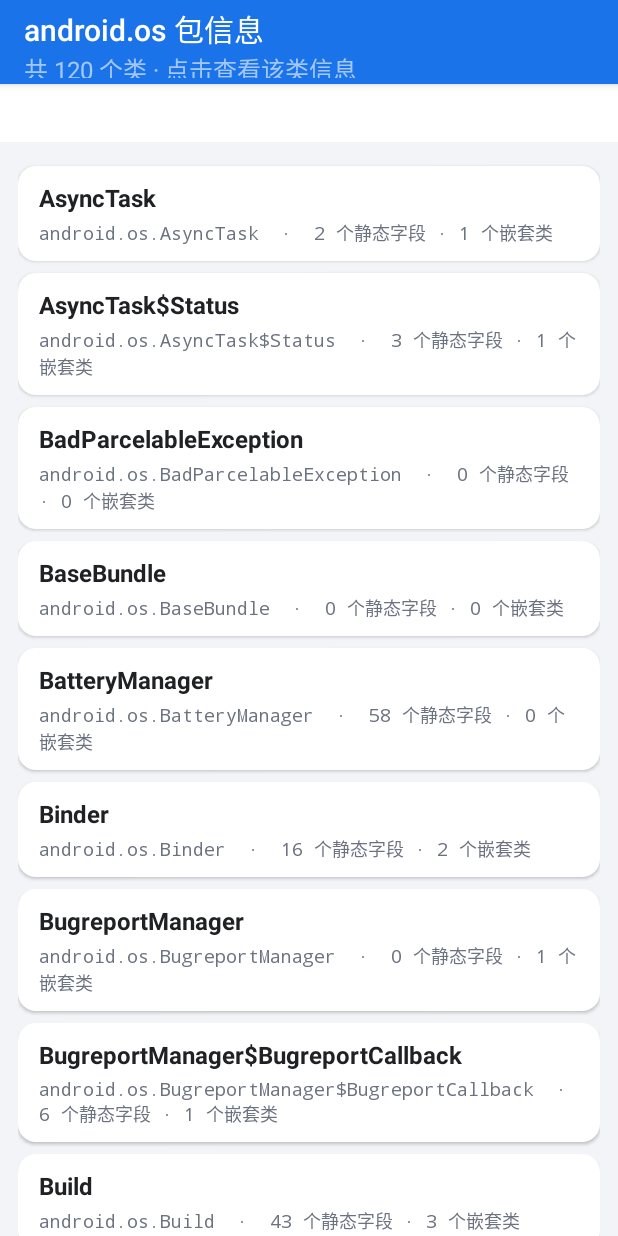
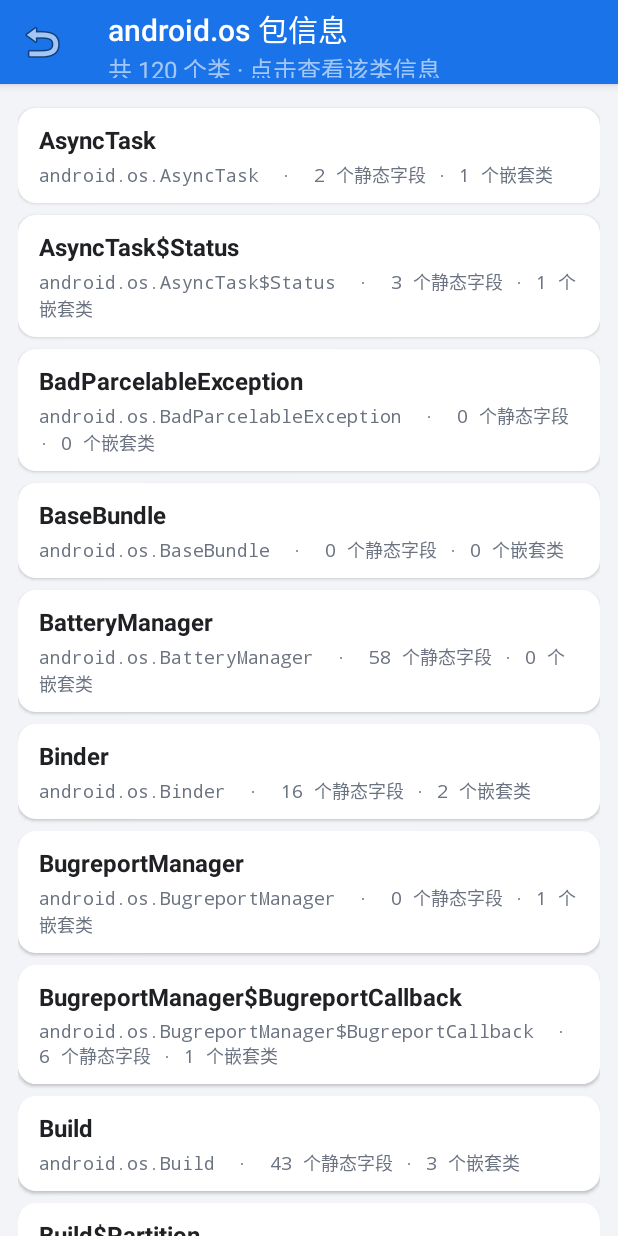
Before and after one commit to kagurazakayashi/android_sysinfo, an Android app: the screen it shows after launch (MainActivity), on a phone screen of 412 x 824 dp. Run offline under Robolectric (Android 15) with nearby library versions, the phone set to English and light mode, and no system bars.

Commit message:
修正顶栏

```diff
--- a/app/src/main/java/com/example/buildinfo/MainActivity.java
+++ b/app/src/main/java/com/example/buildinfo/MainActivity.java
@@ -37,6 +37,16 @@ public class MainActivity extends Activity {
         Toolbar toolbar = findViewById(R.id.toolbar);
         toolbar.setTitle("android.os 包信息");
         toolbar.setSubtitle("共 " + OsClasses.TOP_LEVEL.length + " 个类 · 点击查看该类信息");
+
+        // 顶部栏返回按钮（主界面：点击退出应用）
+        toolbar.setNavigationIcon(android.R.drawable.ic_menu_revert);
+        toolbar.setNavigationContentDescription("返回");
+        toolbar.setNavigationOnClickListener(new View.OnClickListener() {
+            @Override
+            public void onClick(View v) {
+                finish();
+            }
+        });
 
         mContainer = findViewById(R.id.container);
 
--- a/app/src/main/res/layout/activity_detail.xml
+++ b/app/src/main/res/layout/activity_detail.xml
@@ -3,7 +3,8 @@
     android:layout_width="match_parent"
     android:layout_height="match_parent"
     android:orientation="vertical"
-    android:background="@color/background">
+    android:background="@color/background"
+    android:fitsSystemWindows="true">
 
     <android.widget.Toolbar
         android:id="@+id/toolbar"
--- a/app/src/main/res/layout/activity_main.xml
+++ b/app/src/main/res/layout/activity_main.xml
@@ -3,7 +3,8 @@
     android:layout_width="match_parent"
     android:layout_height="match_parent"
     android:orientation="vertical"
-    android:background="@color/background">
+    android:background="@color/background"
+    android:fitsSystemWindows="true">
 
     <!-- 标准顶栏：标题 + "复制全部"按钮 -->
     <android.widget.Toolbar
@@ -15,19 +16,6 @@
         android:theme="@android:style/ThemeOverlay.Material.Dark.ActionBar"
         android:title="@string/title_main"
         android:titleTextColor="#FFFFFF" />
-
-    <!-- 设备信息条 -->
-    <TextView
-        android:id="@+id/device_info"
-        android:layout_width="match_parent"
-        android:layout_height="wrap_content"
-        android:background="@color/card_bg"
-        android:paddingStart="16dp"
-        android:paddingEnd="16dp"
-        android:paddingTop="10dp"
-        android:paddingBottom="10dp"
-        android:textColor="@color/text_sub"
-        android:textSize="13sp" />
 
     <!-- 信息列表（点击任意条目可复制该行） -->
     <ScrollView
--- a/app/src/main/res/menu/menu_detail.xml
+++ b/app/src/main/res/menu/menu_detail.xml
@@ -2,6 +2,7 @@
 <menu xmlns:android="http://schemas.android.com/apk/res/android">
     <item
         android:id="@+id/action_copy_all"
+        android:icon="@drawable/ic_copy"
         android:title="@string/copy_all"
         android:showAsAction="always" />
 </menu>
--- a/app/src/main/res/values/themes.xml
+++ b/app/src/main/res/values/themes.xml
@@ -4,7 +4,8 @@
         <item name="android:colorPrimary">@color/primary</item>
         <item name="android:colorPrimaryDark">@color/primary_dark</item>
         <item name="android:colorAccent">@color/accent</item>
-        <item name="android:statusBarColor">@color/primary_dark</item>
+        <item name="android:statusBarColor">@android:color/transparent</item>
+        <item name="android:windowDrawsSystemBarBackgrounds">true</item>
         <item name="android:windowBackground">@color/background</item>
     </style>
 </resources>
```
Also changed, not shown: app/src/main/java/com/example/buildinfo/ClassDetailActivity.java (+10 -0 lines), app/src/main/res/drawable/ic_copy.xml (added, +12 -0 lines).
